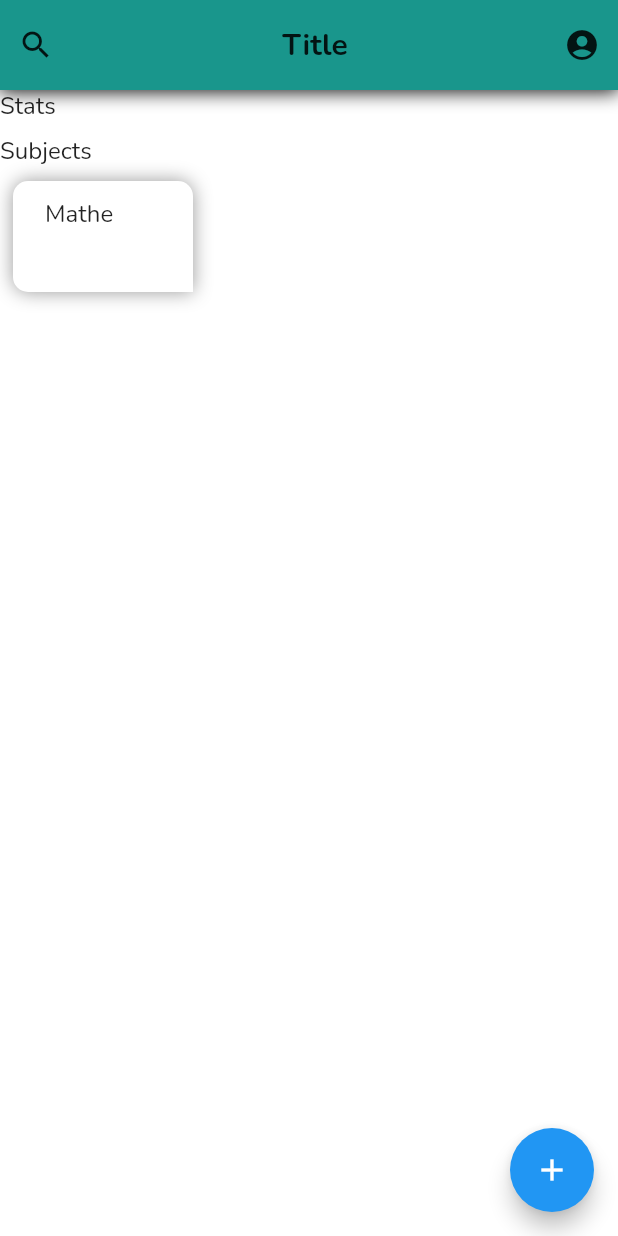
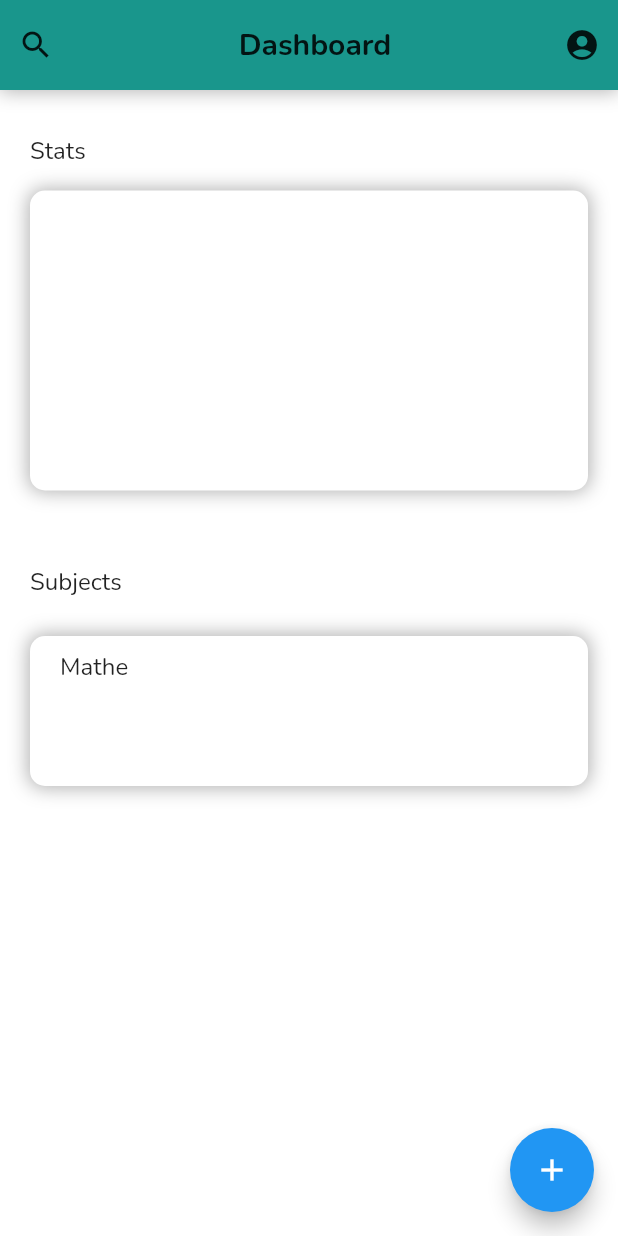
Before and after one commit to LazarusRetype/school_app, a Flutter app: the screen it shows after launch, after a tap on the "add" icon, on a phone screen of 412 x 824 dp. Run offline on Flutter 3.47's test engine with Material 2 defaults, Android fonts, the phone set to English and light mode, and no system bars; our stand-ins replace shared_preferences.

Commit message:
disign changes

```diff
--- a/lib/constants/app_colors.dart
+++ b/lib/constants/app_colors.dart
@@ -4,8 +4,9 @@ class AppColor {
   static const Color textColor = Color.fromARGB(255, 0, 0, 0);
   static const Color maintColor = Color.fromARGB(255, 25, 150, 140);
   static const Color backgroundColor = Color.fromARGB(255, 255, 255, 255);
+  static const Color onBackgroundColor = Color.fromARGB(255, 255, 255, 255);
   static const Color borderColor = Color.fromARGB(255, 234, 234, 234);
-  static const Color shadowColor = Color.fromARGB(255, 0, 0, 0);
+  static const Color shadowColor = Color.fromARGB(79, 0, 0, 0);
   // static const Color Color = Colors.black;
   // static const Color Color = Colors.black;
 }
--- a/lib/screens/homescreen/home_screen.dart
+++ b/lib/screens/homescreen/home_screen.dart
@@ -5,6 +5,8 @@ import 'package:school_app/models/grade_model.dart';
 import 'package:school_app/models/subject_model.dart';
 import 'package:school_app/screens/homescreen/subjects_provider.dart';
 import 'package:school_app/screens/homescreen/subjects_tile.dart';
+
+import 'stats_board_model.dart';
 
 class HomeScreen extends StatelessWidget {
   const HomeScreen({Key? key}) : super(key: key);
@@ -36,11 +38,12 @@ class HomeScreen extends StatelessWidget {
                 child: Row(
                   mainAxisAlignment: MainAxisAlignment.spaceBetween,
                   children: [
-                    IconButton(onPressed: () {}, icon: Icon(Icons.search)),
+                    IconButton(
+                        onPressed: () {}, icon: const Icon(Icons.search)),
                     const Padding(
                       padding: EdgeInsets.only(left: 8.0),
                       child: Text(
-                        "Title",
+                        "Dashboard",
                         style: TextStyle(
                             fontWeight: FontWeight.bold, fontSize: 20),
                       ),
@@ -52,24 +55,22 @@ class HomeScreen extends StatelessWidget {
                   ],
                 ),
               ),
-              Text("Stats"),
-              Card(),
-              Text("Subjects"),
+              const Padding(
+                padding: EdgeInsets.only(left: 20, top: 30, bottom: 15),
+                child: Text("Stats"),
+              ),
+              const StatsBoard(),
 
-              //* Subjects
-              SizedBox(
-                height: 2000,
-                width: double.infinity,
-                child: GridView.builder(
-                    gridDelegate:
-                        const SliverGridDelegateWithMaxCrossAxisExtent(
-                            maxCrossAxisExtent: 200,
-                            childAspectRatio: 3 / 2,
-                            crossAxisSpacing: 0,
-                            mainAxisSpacing: 0),
-                    itemCount: value.subjects.length,
-                    itemBuilder: (_, index) =>
-                        SubjectTile(value.subjects[index])),
+              const SizedBox(height: 20),
+
+              const Padding(
+                padding: EdgeInsets.only(left: 20, top: 30, bottom: 15),
+                child: Text("Subjects"),
+              ),
+              Column(
+                children: <Widget>[
+                  ...value.subjects.map((e) => SubjectTile(e)).toList()
+                ],
               ),
             ],
           ),
--- /dev/null
+++ b/lib/screens/homescreen/stats_board_model.dart
@@ -0,0 +1,36 @@
+import 'package:flutter/material.dart';
+import 'package:school_app/constants/app_colors.dart';
+
+class StatsBoard extends StatelessWidget {
+  const StatsBoard({
+    Key? key,
+  }) : super(key: key);
+
+  @override
+  Widget build(BuildContext context) {
+    return Padding(
+      padding: const EdgeInsets.symmetric(horizontal: 20.0),
+      child: Stack(
+        children: [
+          Container(
+            height: 200,
+            decoration: const BoxDecoration(
+              color: AppColor.onBackgroundColor,
+              borderRadius: BorderRadius.all(
+                Radius.circular(10),
+              ),
+              boxShadow: [
+                BoxShadow(
+                  color: AppColor.shadowColor,
+                  blurRadius: 10,
+                  spreadRadius: 1,
+                  blurStyle: BlurStyle.normal,
+                ),
+              ],
+            ),
+          ),
+        ],
+      ),
+    );
+  }
+}
--- a/lib/screens/homescreen/subjects_tile.dart
+++ b/lib/screens/homescreen/subjects_tile.dart
@@ -1,4 +1,5 @@
 import 'package:flutter/material.dart';
+import 'package:school_app/constants/app_colors.dart';
 import 'package:school_app/models/subject_model.dart';
 import 'package:school_app/screens/detail_screen.dart/detail_screen.dart';
 
@@ -9,25 +10,25 @@ class SubjectTile extends StatelessWidget {
   @override
   Widget build(BuildContext context) {
     return Padding(
-      padding: const EdgeInsets.all(10.0),
+      padding: const EdgeInsets.symmetric(horizontal: 20, vertical: 10),
       child: GestureDetector(
         onTap: (() => Navigator.push(context,
             MaterialPageRoute(builder: (context) => DetailScreen(subject)))),
         child: Container(
-          decoration: BoxDecoration(
-            color: Colors.white,
+          height: 100,
+          decoration: const BoxDecoration(
+            color: AppColor.onBackgroundColor,
             boxShadow: [
               BoxShadow(
-                color: Colors.black.withOpacity(0.4),
+                color: AppColor.shadowColor,
                 blurRadius: 10,
                 spreadRadius: 1,
-                blurStyle: BlurStyle.outer,
               ),
             ],
-            borderRadius: const BorderRadius.only(
+            borderRadius: BorderRadius.only(
               topLeft: Radius.circular(10),
               bottomLeft: Radius.circular(10),
-              // bottomRight: Radius.circular(10),
+              bottomRight: Radius.circular(10),
               topRight: Radius.circular(10),
             ),
           ),
--- a/pubspec.yaml
+++ b/pubspec.yaml
@@ -10,9 +10,9 @@ environment:
   sdk: ">=2.17.5 <3.0.0"
 
 dependencies:
+  fl_chart: ^0.55.0
   flutter:
     sdk: flutter
-  cupertino_icons: ^1.0.2
   provider: ^6.0.3
   shared_preferences: ^2.0.15
 
```
Also changed, not shown: pubspec.lock.
